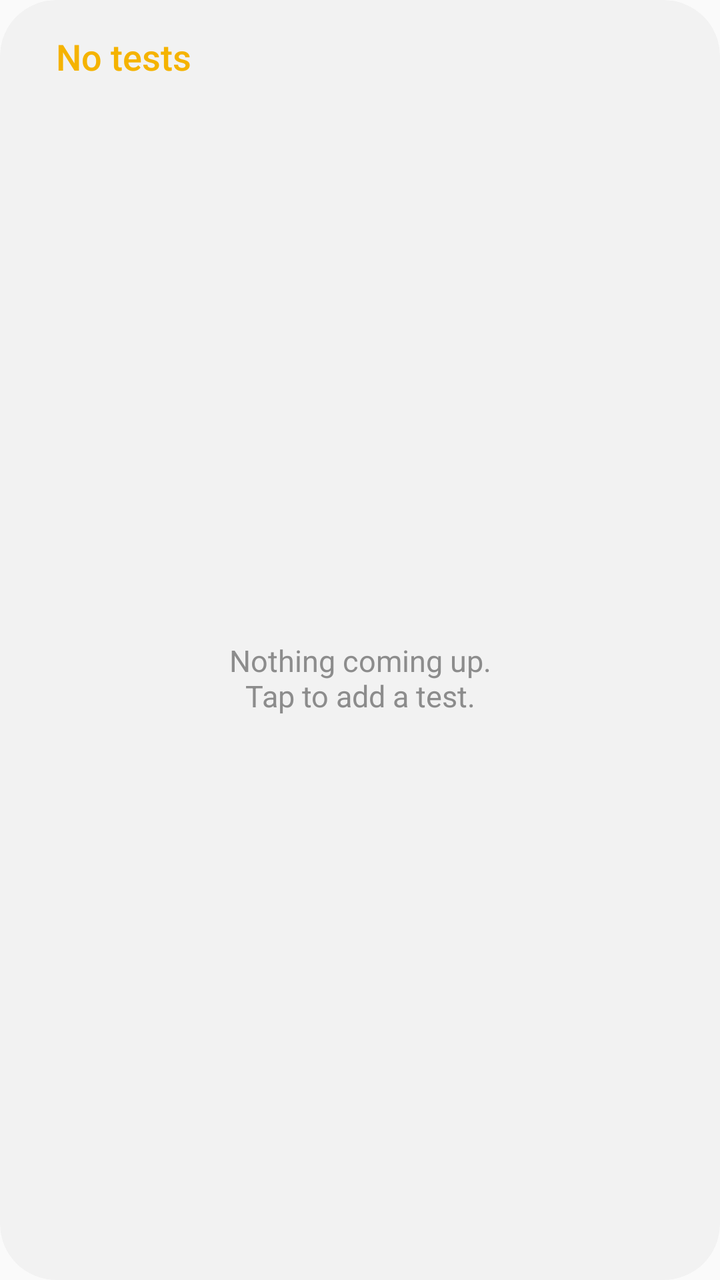
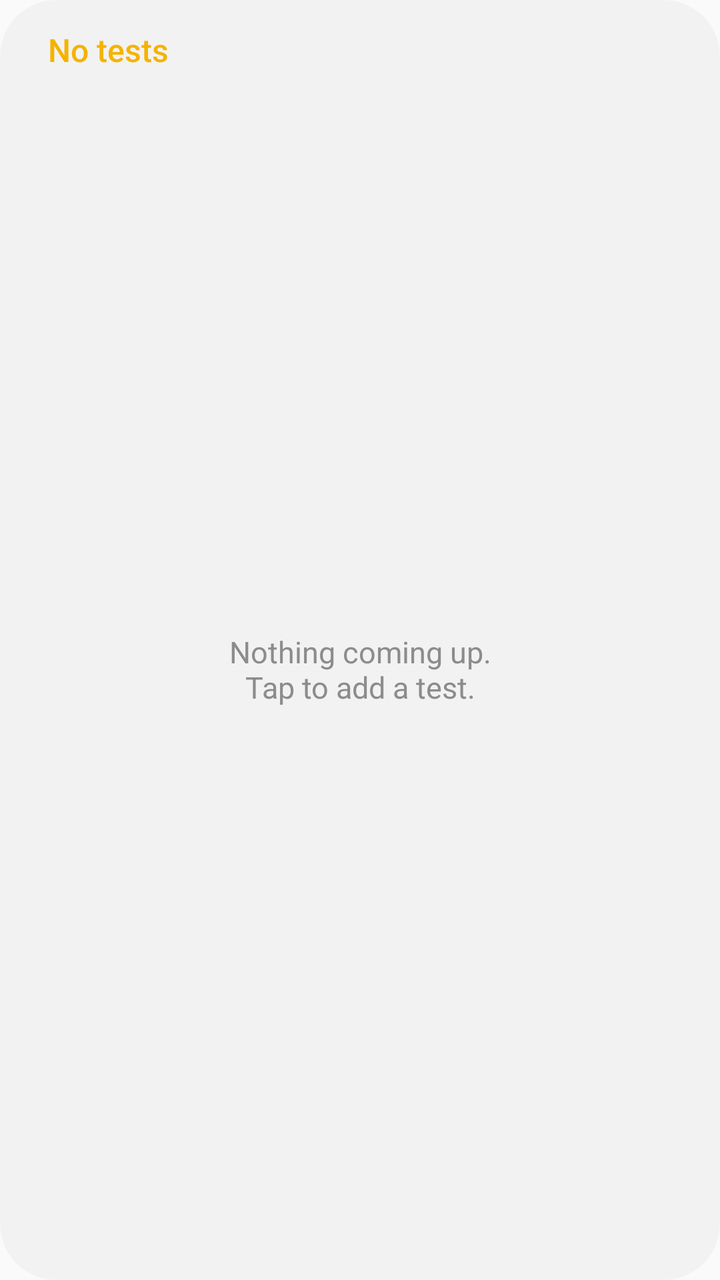

Compare the two renders of this Android layout. The source of the first and the diff that turns it into the second are given below.
<!-- AndroidManifest.xml: application theme AppTheme -->
<!-- res/layout/widget_layout.xml -->
<?xml version="1.0" encoding="utf-8"?>
<LinearLayout xmlns:android="http://schemas.android.com/apk/res/android"
    android:id="@android:id/background"
    android:clipToOutline="true"
    android:layout_width="match_parent"
    android:layout_height="match_parent"
    android:background="@drawable/widget_bg"
    android:orientation="vertical"
    android:paddingStart="@dimen/widget_padding_h"
    android:paddingTop="16dp"
    android:paddingEnd="@dimen/widget_padding_h"
    android:paddingBottom="10dp">

    
    <TextView
        android:id="@+id/header"
        android:layout_width="match_parent"
        android:layout_height="wrap_content"
        android:paddingStart="6dp"
        android:paddingEnd="6dp"
        android:paddingBottom="8dp"
        android:text="@string/widget_title"
        android:textColor="@color/widget_title"
        android:fontFamily="sans-serif-medium"
        android:textSize="18sp" />

    <FrameLayout
        android:layout_width="match_parent"
        android:layout_height="0dp"
        android:layout_weight="1">

        <ListView
            android:id="@+id/exam_list"
            android:layout_width="match_parent"
            android:layout_height="match_parent"
            android:divider="@null"
            android:dividerHeight="0dp"
            android:scrollbars="none" />

        <TextView
            android:id="@+id/empty_view"
            android:layout_width="match_parent"
            android:layout_height="match_parent"
            android:gravity="center"
            android:text="@string/widget_empty"
            android:textColor="@color/widget_text_secondary"
            android:textSize="15sp" />
    </FrameLayout>
</LinearLayout>
<!-- resources referenced by this layout -->
<resources>
  <color name="widget_text_secondary">#8C8C8C</color>
  <color name="widget_title">#F5B300</color>
  <dimen name="widget_padding_h">22dp</dimen>
  <!-- drawable widget_bg (drawable) -->
  <?xml version="1.0" encoding="utf-8"?>
  <shape xmlns:android="http://schemas.android.com/apk/res/android" android:shape="rectangle">
      <solid android:color="@color/widget_bg" />
      <corners android:radius="@dimen/widget_radius" />
  </shape>
  <string name="widget_empty">Nothing coming up.\nTap to add a test.</string>
  <string name="widget_title">No tests</string>
  <style name="AppTheme" parent="android:Theme.Material.Light.NoActionBar">
          <item name="android:colorAccent">#2E7D32</item>
          <item name="android:colorPrimary">#2E7D32</item>
      </style>
  <color name="widget_bg">#F2F2F2</color>
  <dimen name="widget_radius">26dp</dimen>
</resources>

<!-- the commit's change to res/layout/widget_layout.xml (unified diff, before → after) -->
@@ -7,7 +7,7 @@
     android:background="@drawable/widget_bg"
     android:orientation="vertical"
     android:paddingStart="@dimen/widget_padding_h"
-    android:paddingTop="16dp"
+    android:paddingTop="14dp"
     android:paddingEnd="@dimen/widget_padding_h"
     android:paddingBottom="10dp">
 
@@ -16,13 +16,13 @@
         android:id="@+id/header"
         android:layout_width="match_parent"
         android:layout_height="wrap_content"
-        android:paddingStart="6dp"
-        android:paddingEnd="6dp"
-        android:paddingBottom="8dp"
+        android:paddingStart="2dp"
+        android:paddingEnd="2dp"
+        android:paddingBottom="4dp"
         android:text="@string/widget_title"
         android:textColor="@color/widget_title"
         android:fontFamily="sans-serif-medium"
-        android:textSize="18sp" />
+        android:textSize="16sp" />
 
     <FrameLayout
         android:layout_width="match_parent"
